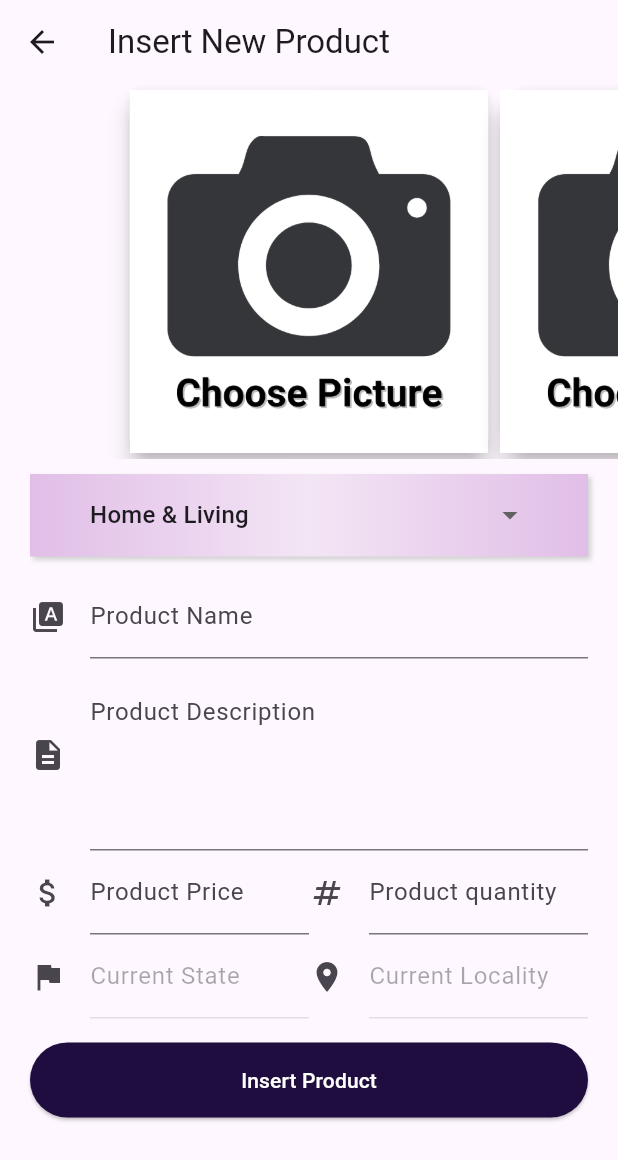
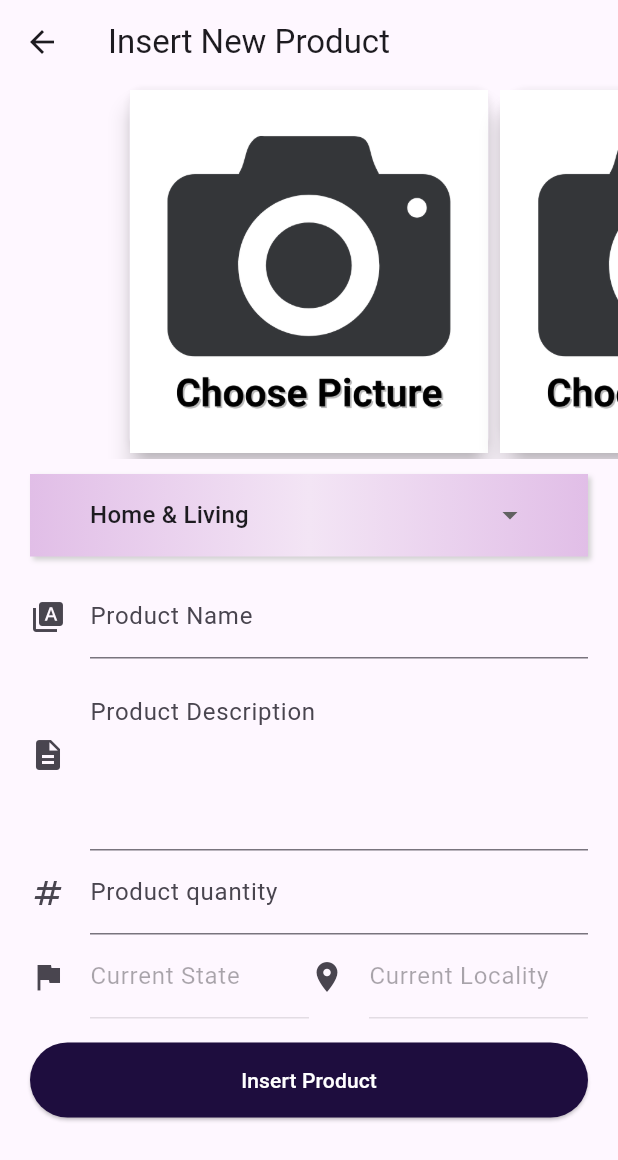
Before and after one commit to fuumaraedd/BarterIt, a Flutter app: the NewProductTabScreen screen opened directly with empty values, on a phone screen of 412 x 824 dp. Shown: the top 1160 px of the screen. Run offline on Flutter 3.47's test engine with Material 2 defaults, Android fonts, the phone set to English and light mode, and no system bars; our stand-ins replace cached_network_image, geocoding, geolocator, image_cropper, image_picker, shared_preferences; accounts and stored records are empty; network calls fail.

Commit message:
Minor Updates

```diff
--- a/lib/models/product.dart
+++ b/lib/models/product.dart
@@ -4,7 +4,6 @@ class Product {
   String? productName;
   String? productType;
   String? productDesc;
-  String? productPrice;
   String? productQty;
   String? productLat;
   String? productLong;
@@ -18,7 +17,6 @@ class Product {
       this.productName,
       this.productType,
       this.productDesc,
-      this.productPrice,
       this.productQty,
       this.productLat,
       this.productLong,
@@ -32,7 +30,6 @@ class Product {
     productName = json['product_name'];
     productType = json['product_type'];
     productDesc = json['product_desc'];
-    productPrice = json['product_price'];
     productQty = json['product_qty'];
     productLat = json['product_lat'];
     productLong = json['product_long'];
@@ -48,7 +45,6 @@ class Product {
     data['product_name'] = productName;
     data['product_type'] = productType;
     data['product_desc'] = productDesc;
-    data['product_price'] = productPrice;
     data['product_qty'] = productQty;
     data['product_lat'] = productLat;
     data['product_long'] = productLong;
--- a/lib/screens/editproductscreen.dart
+++ b/lib/screens/editproductscreen.dart
@@ -62,9 +62,6 @@ class _EditProductScreenState extends State<EditProductScreen> {
         widget.userproduct.productName.toString();
     _productdescEditingController.text =
         widget.userproduct.productDesc.toString();
-    _productpriceEditingController.text =
-        double.parse(widget.userproduct.productPrice.toString())
-            .toStringAsFixed(2);
     _productqtyEditingController.text =
         widget.userproduct.productQty.toString();
     _prstateEditingController.text = widget.userproduct.productState.toString();
--- a/lib/screens/newproducttabscreen.dart
+++ b/lib/screens/newproducttabscreen.dart
@@ -193,23 +193,6 @@ class _NewProductTabScreenState extends State<NewProductTabScreen> {
                             child: TextFormField(
                                 textInputAction: TextInputAction.next,
                                 validator: (val) =>
-                                    val!.isEmpty ? "Invalid price" : null,
-                                onFieldSubmitted: (v) {},
-                                controller: _productpriceEditingController,
-                                keyboardType: TextInputType.number,
-                                decoration: const InputDecoration(
-                                    labelText: 'Product Price',
-                                    labelStyle: TextStyle(),
-                                    icon: Icon(Icons.attach_money),
-                                    focusedBorder: OutlineInputBorder(
-                                      borderSide: BorderSide(width: 2.0),
-                                    ))),
-                          ),
-                          Flexible(
-                            flex: 5,
-                            child: TextFormField(
-                                textInputAction: TextInputAction.next,
-                                validator: (val) =>
                                     val!.isEmpty ? "Invalid quantity" : null,
                                 controller: _productqtyEditingController,
                                 keyboardType: TextInputType.number,
@@ -376,7 +359,6 @@ class _NewProductTabScreenState extends State<NewProductTabScreen> {
   void insertProduct() {
     String productname = _productnameEditingController.text;
     String productdesc = _productdescEditingController.text;
-    String productprice = _productpriceEditingController.text;
     String productqty = _productqtyEditingController.text;
     String state = _prstateEditingController.text;
     String locality = _prlocalEditingController.text;
@@ -389,7 +371,6 @@ class _NewProductTabScreenState extends State<NewProductTabScreen> {
           "userid": widget.user.id.toString(),
           "productname": productname,
           "productdesc": productdesc,
-          "productprice": productprice,
           "productqty": productqty,
           "type": selectedType,
           "latitude": prlat,
--- a/lib/screens/sellertabscreen.dart
+++ b/lib/screens/sellertabscreen.dart
@@ -103,10 +103,6 @@ class _SellerTabScreenState extends State<SellerTabScreen> {
                                           style: const TextStyle(
                                               fontSize: 20,
                                               fontWeight: FontWeight.bold),
-                                        ),
-                                        Text(
-                                          "RM ${double.parse(productList[index].productPrice.toString()).toStringAsFixed(2)}",
-                                          style: const TextStyle(fontSize: 14),
                                         ),
                                         Text(
                                           "${productList[index].productQty} left",
```
Also changed, not shown: lib/screens/sellerdetailscreen.dart (+0 -13 lines).
